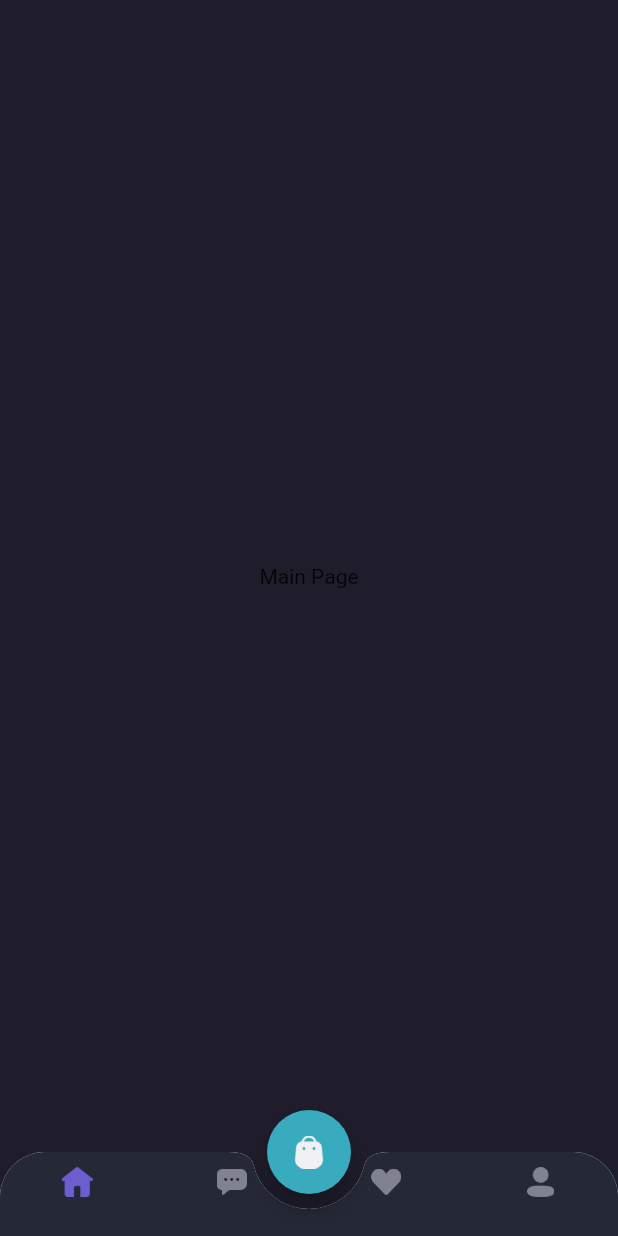
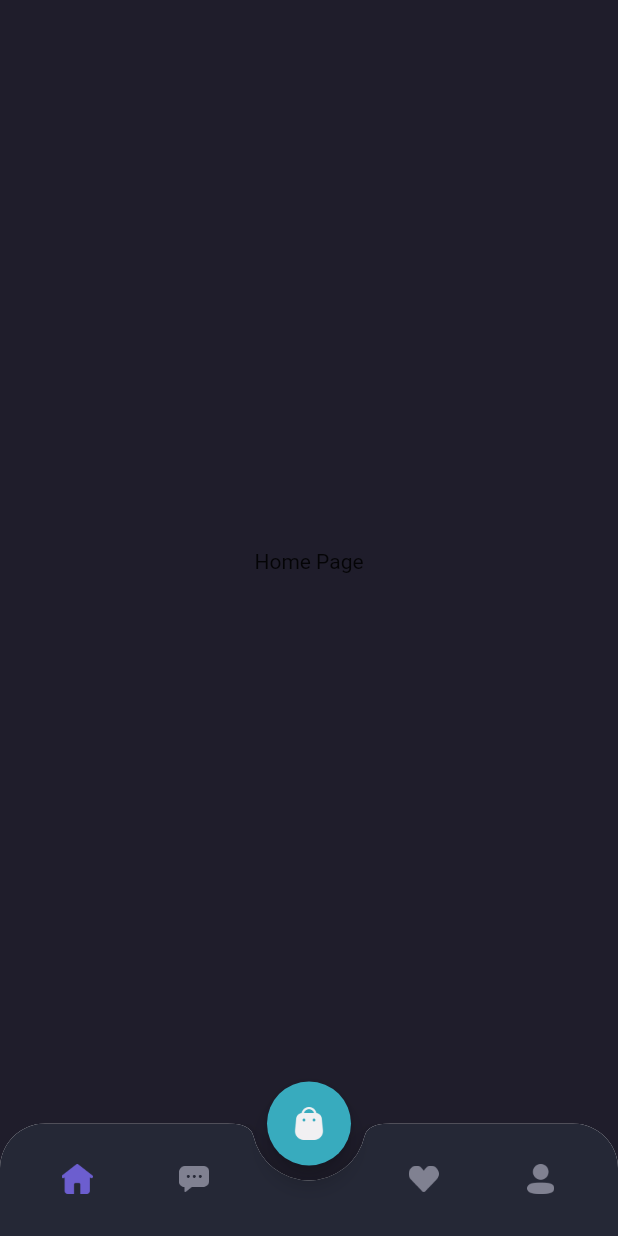
Before and after one commit to jeffriagustiar/fe_shamo, a Flutter app: the MainPage screen opened by its route, on a phone screen of 412 x 824 dp. Run offline on Flutter 3.47's test engine with Material 2 defaults, Android fonts, the phone set to English and light mode, and no system bars; our stand-ins replace google_fonts.

Commit message:
12 Home page UI

```diff
--- /dev/null
+++ b/lib/pages/home/chat_page.dart
@@ -0,0 +1,12 @@
+import 'package:flutter/material.dart';
+
+class ChatPage extends StatelessWidget {
+  const ChatPage({Key? key}) : super(key: key);
+
+  @override
+  Widget build(BuildContext context) {
+    return Center(
+      child: Text('Chat Page'),
+    );
+  }
+}
--- /dev/null
+++ b/lib/pages/home/home_page.dart
@@ -0,0 +1,12 @@
+import 'package:flutter/material.dart';
+
+class HomePage extends StatelessWidget {
+  const HomePage({Key? key}) : super(key: key);
+
+  @override
+  Widget build(BuildContext context) {
+    return Center(
+      child: Text('Home Page'),
+    );
+  }
+}
--- a/lib/pages/home/main_page.dart
+++ b/lib/pages/home/main_page.dart
@@ -1,8 +1,20 @@
 import 'package:flutter/material.dart';
+import 'package:shamo/pages/home/chat_page.dart';
+import 'package:shamo/pages/home/home_page.dart';
+import 'package:shamo/pages/home/profile_page.dart';
+import 'package:shamo/pages/home/wishlist_page.dart';
 import 'package:shamo/theme.dart';
 
-class MainPage extends StatelessWidget {
+class MainPage extends StatefulWidget {
   const MainPage({Key? key}) : super(key: key);
+
+  @override
+  State<MainPage> createState() => _MainPageState();
+}
+
+class _MainPageState extends State<MainPage> {
+
+  int currentIndex = 0;
 
   @override
   Widget build(BuildContext context) {
@@ -29,37 +41,73 @@ class MainPage extends StatelessWidget {
           clipBehavior: Clip.antiAlias,
           child: BottomNavigationBar(
             backgroundColor: backgroundColor4,
+            currentIndex: currentIndex,
+            onTap: (value){
+              setState(() {
+                currentIndex = value ;
+              });
+            },
             type: BottomNavigationBarType.fixed,
             items: [
 
               BottomNavigationBarItem(
-                icon: Image.asset(
+                icon: Container(
+                  margin: EdgeInsets.only(
+                    top: 20,
+                    bottom: 5
+                  ),
+                  child: Image.asset(
                     'assets/Home_icon.png',
                     width: 21,
+                    color:  currentIndex == 0 ? primaryColor : Color(0xff808191),
+                  ),
                 ),
                 label: ''
               ),
 
               BottomNavigationBarItem(
-                icon: Image.asset(
+                icon: Container(
+                  margin: EdgeInsets.only(
+                    top: 20,
+                    bottom: 5,
+                    right: 50
+                  ),
+                  child: Image.asset(
                     'assets/Chat_icon.png',
                     width: 20,
+                    color:  currentIndex == 1 ? primaryColor : Color(0xff808191),
+                  ),
                 ),
                 label: ''
               ),
 
               BottomNavigationBarItem(
-                icon: Image.asset(
+                icon: Container(
+                  margin: EdgeInsets.only(
+                    top: 20,
+                    bottom: 5,
+                    left: 50
+                  ),
+                  child: Image.asset(
                     'assets/Union_icon.png',
                     width: 20,
+                    color:  currentIndex == 2 ? primaryColor : Color(0xff808191),
+                  ),
                 ),
                 label: ''
               ),
 
               BottomNavigationBarItem(
-                icon: Image.asset(
+                icon: Container(
+                  margin: EdgeInsets.only(
+                    top: 20,
+                    bottom: 5
+                  ),
+                  child: Image.asset(
                     'assets/Profile_icon.png',
                     width: 18,
+                    color:  currentIndex == 3 ? primaryColor : Color(0xff808191),
+                  ),
                 ),
                 label: ''
               ),
@@ -70,12 +118,31 @@ class MainPage extends StatelessWidget {
       );
     }
 
+    Widget body(){
+      switch (currentIndex) {
+        case 0:
+          return HomePage();
+          break;
+        case 1:
+          return ChatPage();
+          break;
+        case 2:
+          return WishlistPage();
+          break;
+        case 3:
+          return ProfilePage();
+          break;
+        default:
+        return HomePage();
+      }
+    }
+
     return Scaffold(
       backgroundColor: backgroundColor1,
       floatingActionButton: cartButtom(),
       floatingActionButtonLocation: FloatingActionButtonLocation.centerDocked,
       bottomNavigationBar: customBottomNav(),
-      body: Center(child: Text('Main Page')),
+      body: body()
     );
   }
 }
--- /dev/null
+++ b/lib/pages/home/profile_page.dart
@@ -0,0 +1,12 @@
+import 'package:flutter/material.dart';
+
+class ProfilePage extends StatelessWidget {
+  const ProfilePage({Key? key}) : super(key: key);
+
+  @override
+  Widget build(BuildContext context) {
+    return Center(
+      child: Text('Profile Page'),
+    );
+  }
+}
--- /dev/null
+++ b/lib/pages/home/wishlist_page.dart
@@ -0,0 +1,12 @@
+import 'package:flutter/material.dart';
+
+class WishlistPage extends StatelessWidget {
+  const WishlistPage({Key? key}) : super(key: key);
+
+  @override
+  Widget build(BuildContext context) {
+    return Center(
+      child: Text('Wishlist Page'),
+    );
+  }
+}
```
Also changed, not shown: assets/Cart_icon_C.png (added), assets/Home_icon.png, assets/Home_icon_C.png (added), assets/Profile_icon_C.png (added), assets/Union_icon_C.png (added). Lines whose indentation alone changed are shown as unchanged.
